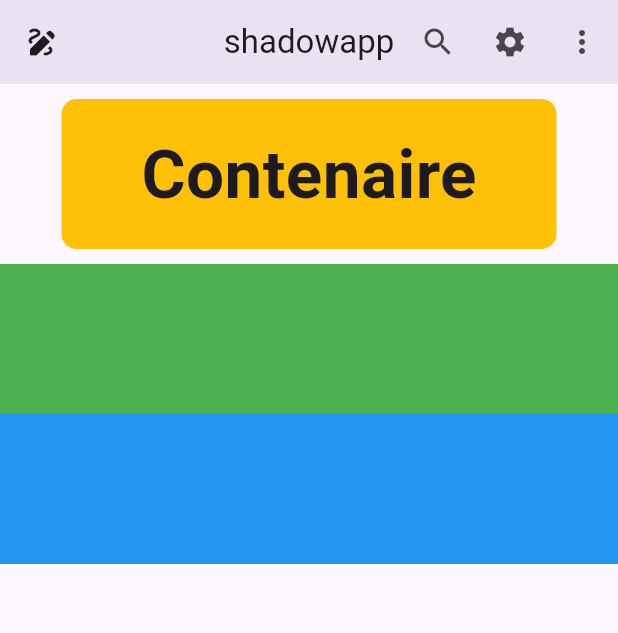
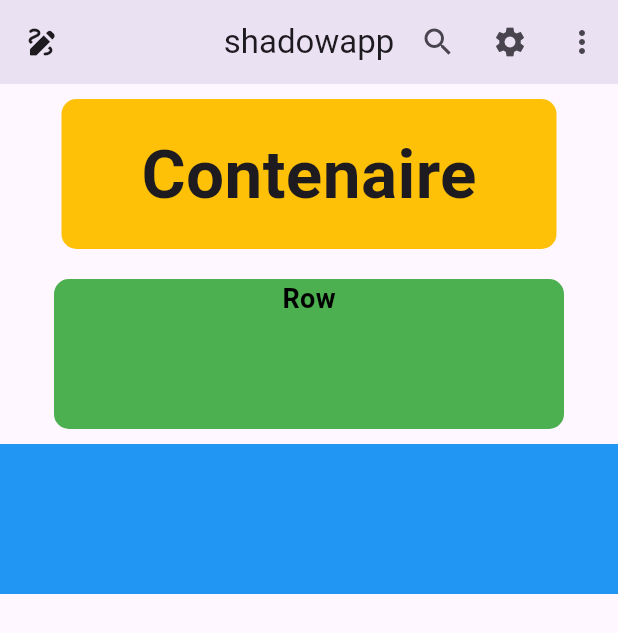
Before and after one commit to Shadow8021/flutter_learn, a Flutter app: the screen it shows after launch, on a phone screen of 412 x 824 dp. Shown: the top 633 px of the screen. Run offline on Flutter 3.47's test engine with Material 3 defaults, Android fonts, the phone set to English and light mode, and no system bars.

Commit message:
container widget

```diff
--- a/lib/pages/home.dart
+++ b/lib/pages/home.dart
@@ -33,7 +33,27 @@ class Homepage extends StatelessWidget {
               ),
             ),
           ),
-          Container(height: 100, color: Colors.green),
+          Container(
+            height: 100,
+            width: 340,
+            margin: EdgeInsets.all(10),
+            decoration: BoxDecoration(
+              borderRadius: BorderRadius.all(Radius.circular(10)),
+              color: Colors.green,
+            ),
+            child: Column(
+              children: [
+                Text(
+                  "Row",
+                  style: TextStyle(
+                    fontSize: 18,
+                    fontWeight: FontWeight.bold,
+                    color: Colors.black,
+                  ),
+                ),
+              ],
+            ),
+          ),
           Container(height: 100, color: Colors.blue),
         ],
       ),
```
